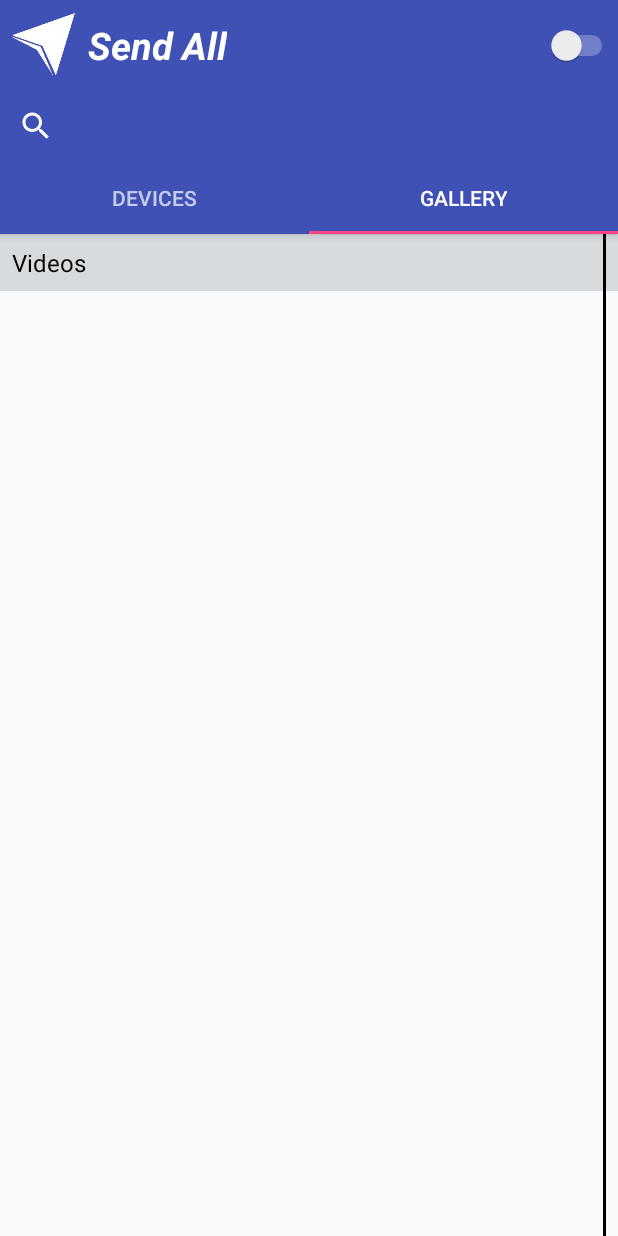
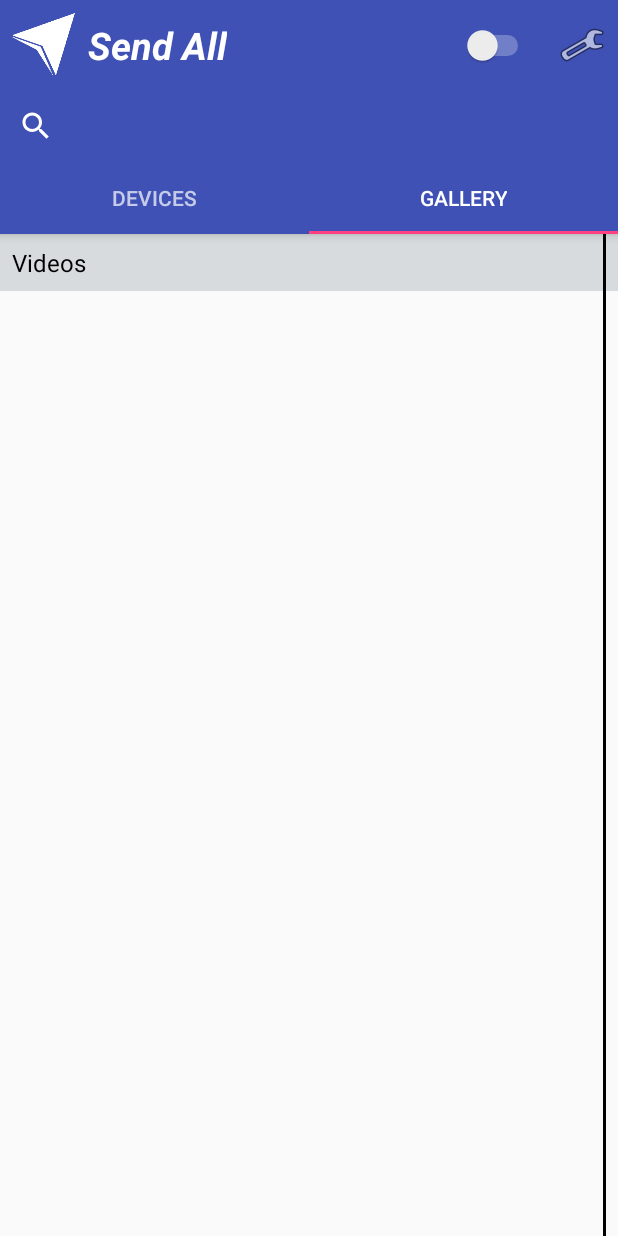
Before and after one commit to ajilal95/SendAll, an Android app: the screen it shows after launch (HomeActivity), tab 2 chosen, on a phone screen of 412 x 824 dp. Run offline under Robolectric (Android 15) with nearby library versions, the phone set to English and light mode, and no system bars; our stand-ins replace Dagger/Hilt's generated code; libraries missing offline, so code that uses them is left out: org.greenrobot.greendao; 5 statements that could not run were skipped.

Commit message:
Settings dialog added

```diff
--- a/app/src/main/java/com/aj/sendall/controller/AppConsts.java
+++ b/app/src/main/java/com/aj/sendall/controller/AppConsts.java
@@ -8,7 +8,8 @@ public class AppConsts {
     public static final String FAILED = "com.aj.sendall.controller.AppController.FAILED";
     public static final String SUCCESS = "com.aj.sendall.controller.AppController.SUCCESS";
 
-    public static final long FILE_TRANS_BUFFER_SIZE = 2048;
+    public static final int FILE_TRANS_BUFFER_SIZE = 8192;
+    public static final int SOCKET_TRANSF_SIZE = 131072;
 
     //For rerouting the low level updates to ui
     public static final String FILE_TRANSFER_SUCCESS = "FILE_TRANSFER_SUCCESS";
--- a/app/src/main/java/com/aj/sendall/controller/AppController.java
+++ b/app/src/main/java/com/aj/sendall/controller/AppController.java
@@ -467,6 +467,10 @@ public class AppController implements Serializable{
         return sharedPrefUtil.getUserName();
     }
 
+    public void setUsername(String newUsername){
+        sharedPrefUtil.setUserName(newUsername);
+    }
+
     public String getThisDeviceId(){
         return sharedPrefUtil.getThisDeviceId();
     }
--- /dev/null
+++ b/app/src/main/java/com/aj/sendall/dialog/AppDialog.java
@@ -0,0 +1,6 @@
+package com.aj.sendall.dialog;
+
+interface AppDialog {
+    void refresh();
+    void show();
+}
--- /dev/null
+++ b/app/src/main/java/com/aj/sendall/dialog/SettingsDialog.java
@@ -0,0 +1,96 @@
+package com.aj.sendall.dialog;
+
+import android.app.Activity;
+import android.content.Context;
+import android.content.DialogInterface;
+import android.support.v7.app.AlertDialog;
+import android.support.v7.widget.LinearLayoutCompat;
+import android.text.InputFilter;
+import android.view.LayoutInflater;
+import android.view.View;
+import android.widget.Button;
+import android.widget.EditText;
+import android.widget.Toast;
+
+import com.aj.sendall.R;
+import com.aj.sendall.controller.AppController;
+import com.aj.sendall.sharedprefs.SharedPrefConstants;
+import com.aj.sendall.ui.activity.HomeActivity;
+
+public class SettingsDialog implements AppDialog {
+    private AppController appController;
+    private Activity activity;
+    private AlertDialog dialog;
+
+    private EditText username;
+
+    public SettingsDialog(Activity activity, AppController appController){
+        this.appController = appController;
+        this.activity = activity;
+        refresh();
+    }
+
+    public void refresh(){
+        AlertDialog.Builder alertBuilder = new AlertDialog.Builder(activity);
+        View v = ((LayoutInflater) appController
+                .getApplicationContext()
+                .getSystemService(Context.LAYOUT_INFLATER_SERVICE))
+                .inflate(R.layout.settings_layout, new LinearLayoutCompat(appController.getApplicationContext()), false);
+        alertBuilder.setView(v);
+
+        username = (EditText) v.findViewById(R.id.username);
+        username.setFilters(new InputFilter[]{new InputFilter.LengthFilter(SharedPrefConstants.USERNAME_MAX_LEN)});
+        username.setText(appController.getUsername());
+
+        Button saveButton = (Button) v.findViewById(R.id.save_button);
+        saveButton.setOnClickListener(new View.OnClickListener() {
+            @Override
+            public void onClick(View v) {
+                if(validate()){
+                    save();
+                    if(dialog != null) {
+                        dialog.dismiss();
+                        dialog = null;
+                    }
+                }
+            }
+        });
+        dialog = alertBuilder.create();
+        dialog.setOnCancelListener(new DialogInterface.OnCancelListener() {
+            @Override
+            public void onCancel(DialogInterface dialog) {
+                SettingsDialog.this.dialog = null;
+            }
+        });
+    }
+
+    private boolean validate(){
+        boolean valid = true;
+        String username = this.username.getText().toString();
+        if(username.isEmpty()){
+            valid = false;
+        } else {
+            for(int i = 0; i < username.length(); i++){
+                char ch = username.charAt(i);
+                if(!(Character.isAlphabetic(ch) || Character.isDigit(ch))){
+                    valid = false;
+                    break;
+                }
+            }
+        }
+        if(!valid){
+            Toast.makeText(activity, "Username can contain 1 to 14 alphabet and numbers", Toast.LENGTH_SHORT).show();
+            this.username.requestFocus();
+            return false;
+        }
+        return true;
+    }
+
+    private void save(){
+        appController.setUsername(this.username.getText().toString());
+    }
+
+    public void show(){
+        dialog.show();
+    }
+}
--- a/app/src/main/java/com/aj/sendall/nw/sockets/ServerSocketProxy.java
+++ b/app/src/main/java/com/aj/sendall/nw/sockets/ServerSocketProxy.java
@@ -1,5 +1,6 @@
 package com.aj.sendall.nw.sockets;
 
+import com.aj.sendall.controller.AppConsts;
 import com.aj.sendall.events.EventRouter;
 import com.aj.sendall.events.EventRouterFactory;
 import com.aj.sendall.events.event.CloseAllSocketsCommand;
@@ -37,6 +38,8 @@ class ServerSocketProxy extends ServerSocket {
     public Socket accept() throws IOException {
         notifyListening();
         Socket s = super.accept();
+        s.setReceiveBufferSize(AppConsts.SOCKET_TRANSF_SIZE);
+        s.setSendBufferSize(AppConsts.SOCKET_TRANSF_SIZE);
         SocketProxy sp = new SocketProxy(s);
         notifyServerAccepted(sp);
         return sp;
--- a/app/src/main/java/com/aj/sendall/sharedprefs/SharedPrefConstants.java
+++ b/app/src/main/java/com/aj/sendall/sharedprefs/SharedPrefConstants.java
@@ -7,7 +7,7 @@ public class SharedPrefConstants {
 
     static final String DEVICE_ID = "this_device_id";
     static final String USER_NAME = "user_name";
-    static final int USERNAME_MAX_LEN = 14;
+    public static final int USERNAME_MAX_LEN = 14;
     static final String DEVICE_ID_PREFIX = "SNDAL";
     static final String DEFAULT_HOTSPOT_PASS = "SENDALL123";
     static final int DEF_SERVER_PORT = 10001;
--- a/app/src/main/java/com/aj/sendall/ui/activity/HomeActivity.java
+++ b/app/src/main/java/com/aj/sendall/ui/activity/HomeActivity.java
@@ -11,18 +11,28 @@ import android.support.v4.app.Fragment;
 import android.support.v4.app.FragmentManager;
 import android.support.v4.app.FragmentStatePagerAdapter;
 import android.support.v4.view.ViewPager;
+import android.support.v7.app.AlertDialog;
 import android.support.v7.app.AppCompatActivity;
+import android.text.InputFilter;
 import android.view.Menu;
 import android.view.MenuItem;
+import android.view.View;
+import android.widget.Button;
 import android.widget.CompoundButton;
+import android.widget.EditText;
+import android.widget.ImageView;
+import android.widget.LinearLayout;
 import android.widget.SearchView;
 import android.widget.Switch;
+import android.widget.Toast;
 
 import com.aj.sendall.R;
 import com.aj.sendall.application.ThisApplication;
+import com.aj.sendall.controller.AppController;
+import com.aj.sendall.dialog.SettingsDialog;
 import com.aj.sendall.events.EventRouter;
 import com.aj.sendall.events.event.AppStatusChanged;
-import com.aj.sendall.controller.AppController;
+import com.aj.sendall.sharedprefs.SharedPrefConstants;
 import com.aj.sendall.ui.consts.ConnectionsConstants;
 import com.aj.sendall.ui.consts.MediaConsts;
 import com.aj.sendall.ui.fragment.ConnectionsFragment;
@@ -37,12 +47,15 @@ public class HomeActivity extends AppCompatActivity{
     @Inject
     public AppController appController;
 
+    public SettingsDialog settingsDialog;
+
     private ViewPager mViewPager;
     private TabLayout tabLayout;
     private SearchView searchView;
     private Switch statusSwitch;
     private HomePageTabsAdapter tabsAdapter;
     private Handler handler;
+    private ImageView settingsImage;
     private int currentTabPos = 0;
 
     private static final int PERMISSION_REQ_CODE = 100;
@@ -82,6 +95,7 @@ public class HomeActivity extends AppCompatActivity{
         findViews();
         initViews();
         setClickListeners();
+        showFirstThingsDialogueIfNeeded();
     }
 
     private void findViews() {
@@ -89,6 +103,8 @@ public class HomeActivity extends AppCompatActivity{
         tabLayout = (TabLayout) findViewById(R.id.tabs_vw_home);
         searchView = (SearchView) findViewById(R.id.srch_vw_home);
         statusSwitch = (Switch) findViewById(R.id.action_bar_nw_state_switch);
+        settingsImage = (ImageView) findViewById(R.id.settings_img_btn);
+        settingsDialog = new SettingsDialog(this, appController);
     }
 
     private void initViews() {
@@ -131,6 +147,14 @@ public class HomeActivity extends AppCompatActivity{
 
         subscribeEvents();
         statusSwitch.setOnCheckedChangeListener(new StateSwitckCheckedChangedListener());
+
+        settingsImage.setOnClickListener(new View.OnClickListener() {
+            @Override
+            public void onClick(View v) {
+                settingsDialog.refresh();
+                settingsDialog.show();
+            }
+        });
     }
 
     @Override
@@ -302,4 +326,55 @@ public class HomeActivity extends AppCompatActivity{
         }
     }
 
+    private void showFirstThingsDialogueIfNeeded(){
+        String username = appController.getUsername();
+        if(username != null && !username.isEmpty()){
+            return;
+        }
+
+        final AlertDialog.Builder builder = new AlertDialog.Builder(this);
+        builder.setCancelable(false);
+        View view = this.getLayoutInflater().inflate(R.layout.first_things_dialogue_layout, new LinearLayout(this), false);
+        builder.setView(view);
+        final AlertDialog dialog = builder.create();
+
+        final EditText usernameet = (EditText) view.findViewById(R.id.username);
+        usernameet.setFilters(new InputFilter[]{new InputFilter.LengthFilter(SharedPrefConstants.USERNAME_MAX_LEN)});
+        Button cancelButton = (Button) view.findViewById(R.id.cancel_btn);
+        final Button proceedButton = (Button) view.findViewById(R.id.proceed_btn);
+
+        cancelButton.setOnClickListener(new View.OnClickListener() {
+            @Override
+            public void onClick(View v) {
+                dialog.dismiss();
+                HomeActivity.this.finish();
+            }
+        });
+        proceedButton.setOnClickListener(new View.OnClickListener() {
+            @Override
+            public void onClick(View v) {
+                String username = usernameet.getText().toString();
+                boolean validUsename = true;
+                if(username.isEmpty()){
+                    validUsename = false;
+                } else {
+                    for(int i = 0; i < username.length(); i++){
+                        char ch = username.charAt(i);
+                        if(!(Character.isAlphabetic(ch) || Character.isDigit(ch))){
+                            validUsename = false;
+                            break;
+                        }
+                    }
+                }
+                if(validUsename){
+                    appController.setUsername(username);
+                    dialog.dismiss();
+                } else {
+                    Toast.makeText(HomeActivity.this, "Username can contain 1 to 14 alphabet and numbers", Toast.LENGTH_SHORT).show();
+                }
+            }
+        });
+        dialog.show();
+    }
+
 }
--- a/app/src/main/res/layout/action_bar.xml
+++ b/app/src/main/res/layout/action_bar.xml
@@ -1,9 +1,20 @@
 <?xml version="1.0" encoding="utf-8"?>
 <LinearLayout xmlns:android="http://schemas.android.com/apk/res/android"
+    xmlns:app="http://schemas.android.com/apk/res-auto"
     android:layout_width="match_parent"
     android:layout_height="60dp"
+    android:orientation="horizontal"
     android:id="@+id/action_bar"
+    android:baselineAligned="false"
     android:background="@color/colorPrimary">
+
+    <LinearLayout
+        android:orientation="horizontal"
+        android:layout_width="0dp"
+        android:layout_height="match_parent"
+        android:layout_gravity="start"
+        android:layout_weight="1">
+
         <ImageView
             android:layout_width="wrap_content"
             android:layout_height="wrap_content"
@@ -12,8 +23,8 @@
             android:scaleType="fitCenter"
             android:paddingStart="5dp"
             android:paddingEnd="5dp"
-        android:contentDescription="@string/string_images"
-        />
+            android:contentDescription="@string/string_images" />
+
         <TextView
             android:layout_width="wrap_content"
             android:layout_height="wrap_content"
@@ -21,13 +32,31 @@
             android:textColor="@android:color/white"
             android:layout_gravity="center_vertical"
             android:textStyle="bold|italic"
-        android:textSize="25sp"
-        />
+            android:textSize="25sp" />
+    </LinearLayout>
+
+    <LinearLayout
+        android:orientation="horizontal"
+        android:layout_width="0dp"
+        android:layout_height="match_parent"
+        android:layout_weight="1"
+        android:gravity="end">
+
         <Switch
             android:id="@+id/action_bar_nw_state_switch"
-        android:layout_width="match_parent"
             android:layout_height="match_parent"
-        android:layout_gravity="end"
-        />
+            android:layout_width="wrap_content"
+            android:layout_marginStart="@dimen/appbar_padding_top"
+            android:layout_marginEnd="@dimen/appbar_padding_top" />
+
+        <ImageView
+            android:layout_width="wrap_content"
+            android:layout_height="match_parent"
+            app:srcCompat="@android:drawable/ic_menu_manage"
+            android:id="@+id/settings_img_btn"
+            android:layout_marginStart="@dimen/appbar_padding_top"
+            android:layout_marginEnd="@dimen/appbar_padding_top"
+            android:contentDescription="@string/home_settings_img_desc" />
+    </LinearLayout>
 
 </LinearLayout>
--- a/app/src/main/res/layout/activity_connector.xml
+++ b/app/src/main/res/layout/activity_connector.xml
@@ -50,6 +50,7 @@
             android:layout_height="match_parent"
             app:srcCompat="@android:drawable/sym_call_outgoing"
             android:id="@+id/img_btn_connector_initiate_connection"
+            android:contentDescription="@string/create_grp_btn_description"
             android:layout_weight="1"
             android:background="@android:color/holo_blue_dark"
             android:layout_gravity="center_vertical|center_horizontal"/>
@@ -59,6 +60,7 @@
             android:layout_height="match_parent"
             app:srcCompat="@android:drawable/sym_action_call"
             android:id="@+id/img_btn_connector_search_connection"
+            android:contentDescription="@string/join_grp_btn_description"
             android:layout_weight="1"
             android:background="@color/colorSteelBlue"
             android:layout_gravity="center_vertical|center_horizontal" />
```
Also changed, not shown: app/src/main/java/com/aj/sendall/nw/comms/FileTransferClient.java (+18 -18 lines), app/src/main/java/com/aj/sendall/nw/comms/FileTransferServerConnDelegate.java (+11 -10 lines), app/src/main/java/com/aj/sendall/nw/sockets/SocketProxy.java (+7 -0 lines), app/src/main/java/com/aj/sendall/sharedprefs/SharedPrefUtil.java (+4 -7 lines), app/src/main/res/layout/first_things_dialogue_layout.xml (added, +52 -0 lines), app/src/main/res/layout/settings_layout.xml (added, +53 -0 lines), app/src/main/res/values/strings.xml (+15 -0 lines). Lines whose indentation alone changed are shown as unchanged.
